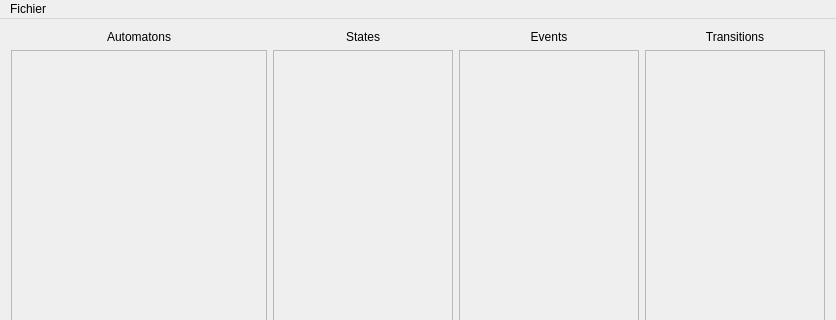
Before: the Qt Designer form TER_Code/mainwindow.ui in Zelteir/automata-to-regular-language, drawn with Qt 5; both pictures show x 0 to 836 and y 0 to 320 of the 836 by 501 pixel window.
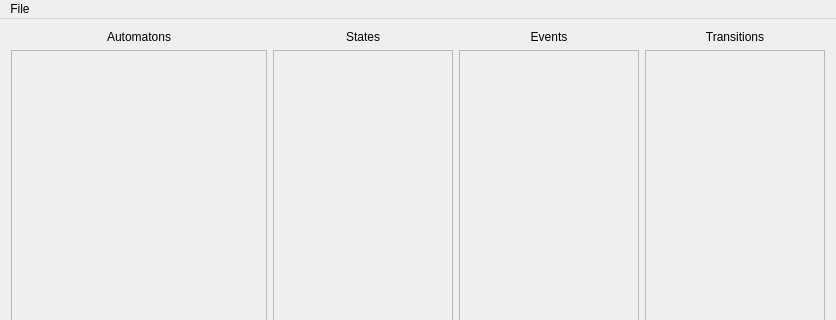
After: the same form once the commit is applied.

```diff
--- a/TER_Code/mainwindow.ui
+++ b/TER_Code/mainwindow.ui
@@ -180,7 +180,7 @@
    </property>
    <widget class="QMenu" name="menuFichier">
     <property name="title">
-     <string>Fichier</string>
+     <string>File</string>
     </property>
     <addaction name="actionNew"/>
     <addaction name="actionOpen_Import"/>
```
